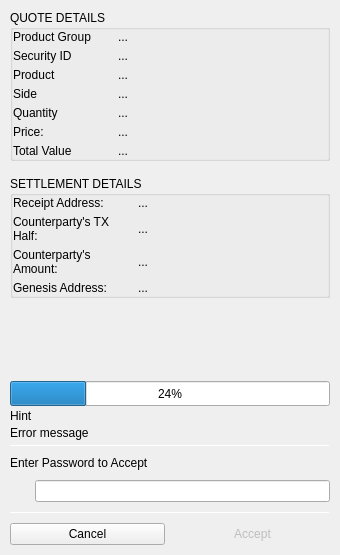
Qt form BlockSettleUILib/DealerCCSettlementDialog.ui (BlockSettle/terminal) before a commit.
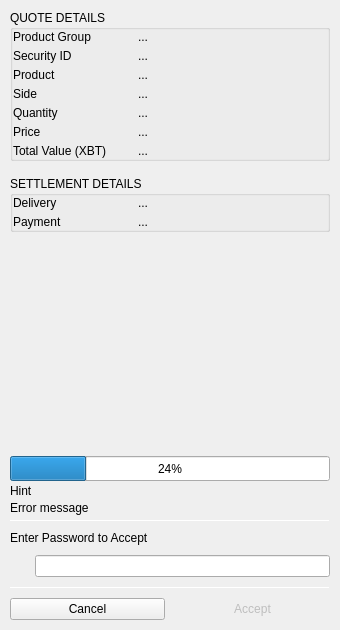
The same form after that commit. Icons and pictures are not drawn.

Commit message: Verified another windows.

```diff
--- a/BlockSettleUILib/DealerCCSettlementDialog.ui
+++ b/BlockSettleUILib/DealerCCSettlementDialog.ui
@@ -7,15 +7,21 @@
     <x>0</x>
     <y>0</y>
     <width>340</width>
-    <height>555</height>
+    <height>630</height>
    </rect>
   </property>
   <property name="sizePolicy">
-   <sizepolicy hsizetype="Fixed" vsizetype="MinimumExpanding">
+   <sizepolicy hsizetype="Fixed" vsizetype="Fixed">
     <horstretch>0</horstretch>
     <verstretch>0</verstretch>
    </sizepolicy>
   </property>
+  <property name="minimumSize">
+   <size>
+    <width>340</width>
+    <height>630</height>
+   </size>
+  </property>
   <property name="windowTitle">
    <string>Dealer's CC Settlement</string>
   </property>
@@ -126,7 +132,7 @@
              <widget class="QLabel" name="label_8">
               <property name="minimumSize">
                <size>
-                <width>100</width>
+                <width>120</width>
                 <height>0</height>
                </size>
               </property>
@@ -182,7 +188,7 @@
              <widget class="QLabel" name="label_2">
               <property name="minimumSize">
                <size>
-                <width>100</width>
+                <width>120</width>
                 <height>0</height>
                </size>
               </property>
@@ -238,7 +244,7 @@
              <widget class="QLabel" name="label_3">
               <property name="minimumSize">
                <size>
-                <width>100</width>
+                <width>120</width>
                 <height>0</height>
                </size>
               </property>
@@ -294,7 +300,7 @@
              <widget class="QLabel" name="label_4">
               <property name="minimumSize">
                <size>
-                <width>100</width>
+                <width>120</width>
                 <height>0</height>
                </size>
               </property>
@@ -350,7 +356,7 @@
              <widget class="QLabel" name="label_5">
               <property name="minimumSize">
                <size>
-                <width>100</width>
+                <width>120</width>
                 <height>0</height>
                </size>
               </property>
@@ -406,7 +412,7 @@
              <widget class="QLabel" name="label_6">
               <property name="minimumSize">
                <size>
-                <width>100</width>
+                <width>120</width>
                 <height>0</height>
                </size>
               </property>
@@ -417,7 +423,7 @@
                </size>
               </property>
               <property name="text">
-               <string>Price:</string>
+               <string>Price</string>
               </property>
              </widget>
             </item>
@@ -462,7 +468,7 @@
              <widget class="QLabel" name="label_7">
               <property name="minimumSize">
                <size>
-                <width>100</width>
+                <width>120</width>
                 <height>0</height>
                </size>
               </property>
@@ -473,7 +479,7 @@
                </size>
               </property>
               <property name="text">
-               <string>Total Value</string>
+               <string>Total Value (XBT)</string>
               </property>
              </widget>
             </item>
@@ -520,65 +526,6 @@
          <property name="bottomMargin">
           <number>0</number>
          </property>
-         <item>
-          <widget class="QWidget" name="horizontalWidget7" native="true">
-           <property name="minimumSize">
-            <size>
-             <width>0</width>
-             <height>0</height>
-            </size>
-           </property>
-           <layout class="QHBoxLayout" name="horizontalLayout_9">
-            <property name="spacing">
-             <number>5</number>
-            </property>
-            <property name="leftMargin">
-             <number>0</number>
-            </property>
-            <property name="topMargin">
-             <number>0</number>
-            </property>
-            <property name="rightMargin">
-             <number>0</number>
-            </property>
-            <property name="bottomMargin">
-             <number>0</number>
-            </property>
-            <item>
-             <widget class="QLabel" name="label">
-              <property name="minimumSize">
-               <size>
-                <width>120</width>
-                <height>0</height>
-               </size>
-              </property>
-              <property name="maximumSize">
-               <size>
-                <width>120</width>
-                <height>16777215</height>
-               </size>
-              </property>
-              <property name="text">
-               <string>Receipt Address:</string>
-              </property>
-              <property name="wordWrap">
-               <bool>true</bool>
-              </property>
-             </widget>
-            </item>
-            <item>
-             <widget class="QLabel" name="labelReceiptAddress">
-              <property name="text">
-               <string>...</string>
-              </property>
-              <property name="whiteLabel" stdset="0">
-               <bool>true</bool>
-              </property>
-             </widget>
-            </item>
-           </layout>
-          </widget>
-         </item>
          <item>
           <widget class="QWidget" name="horizontalWidget8" native="true">
            <property name="minimumSize">
@@ -618,7 +565,7 @@
                </size>
               </property>
               <property name="text">
-               <string>Counterparty's TX Half:</string>
+               <string>Delivery</string>
               </property>
               <property name="wordWrap">
                <bool>true</bool>
@@ -638,65 +585,6 @@
            </layout>
           </widget>
          </item>
-         <item>
-          <widget class="QWidget" name="horizontalWidget9" native="true">
-           <property name="minimumSize">
-            <size>
-             <width>0</width>
-             <height>0</height>
-            </size>
-           </property>
-           <layout class="QHBoxLayout" name="horizontalLayout_11">
-            <property name="spacing">
-             <number>5</number>
-            </property>
-            <property name="leftMargin">
-             <number>0</number>
-            </property>
-            <property name="topMargin">
-             <number>0</number>
-            </property>
-            <property name="rightMargin">
-             <number>0</number>
-            </property>
-            <property name="bottomMargin">
-             <number>0</number>
-            </property>
-            <item>
-             <widget class="QLabel" name="label_10">
-              <property name="minimumSize">
-               <size>
-                <width>120</width>
-                <height>0</height>
-               </size>
-              </property>
-              <property name="maximumSize">
-               <size>
-                <width>120</width>
-                <height>16777215</height>
-               </size>
-              </property>
-              <property name="text">
-               <string>Counterparty's Amount:</string>
-              </property>
-              <property name="wordWrap">
-               <bool>true</bool>
-              </property>
-             </widget>
-            </item>
-            <item>
-             <widget class="QLabel" name="labelCounterpartyAmount">
-              <property name="text">
-               <string>...</string>
-              </property>
-              <property name="whiteLabel" stdset="0">
-               <bool>true</bool>
-              </property>
-             </widget>
-            </item>
-           </layout>
-          </widget>
-         </item>
          <item>
           <widget class="QWidget" name="horizontalWidget10" native="true">
            <property name="minimumSize">
@@ -736,7 +624,7 @@
                </size>
               </property>
               <property name="text">
-               <string>Genesis Address:</string>
+               <string>Payment</string>
               </property>
               <property name="wordWrap">
                <bool>true</bool>
@@ -836,6 +724,9 @@
            <property name="alignment">
             <set>Qt::AlignLeading|Qt::AlignLeft|Qt::AlignVCenter</set>
            </property>
+           <property name="wordWrap">
+            <bool>true</bool>
+           </property>
            <property name="errorMessage" stdset="0">
             <bool>true</bool>
            </property>
@@ -895,6 +786,9 @@
         <property name="text">
          <string>Enter Password to Accept</string>
         </property>
+        <property name="wordWrap">
+         <bool>true</bool>
+        </property>
         <property name="italicLabel" stdset="0">
          <bool>false</bool>
         </property>
```
The commit also changes 4 other files.
